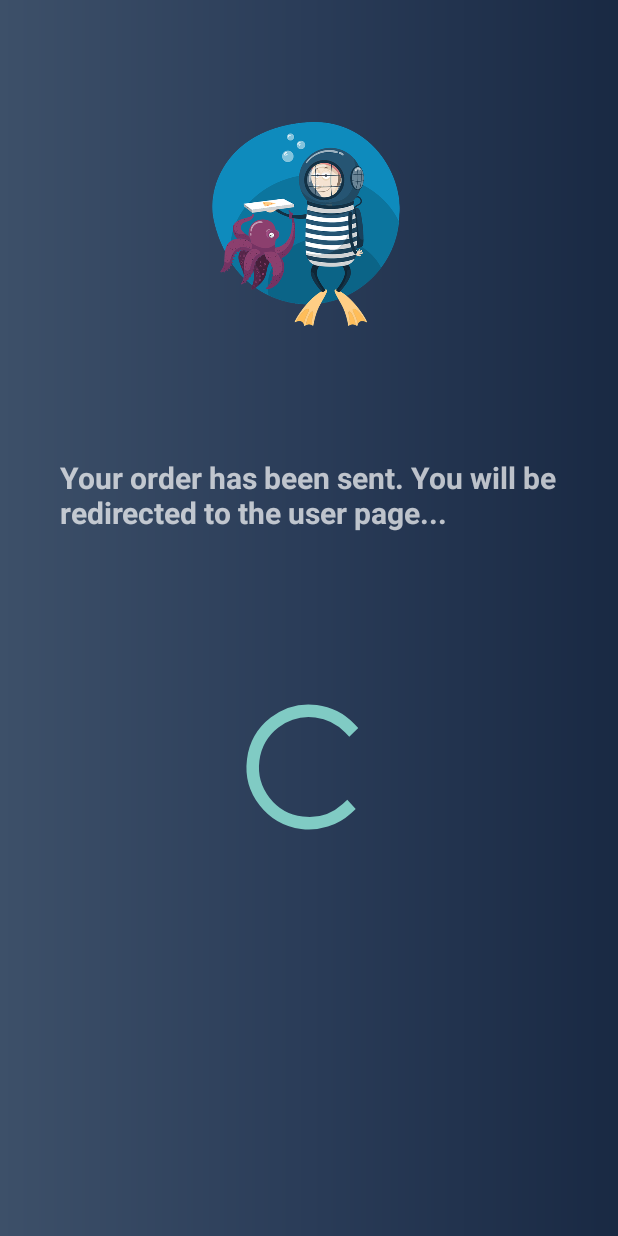
After one commit to Oana-Ivan/Android-app-Fast-and-Feast, an Android app: the ConfirmOrder screen opened directly, with no data from a screen before it, on a phone screen of 412 x 824 dp. The commit adds this screen. Run offline under Robolectric (Android 15) with nearby library versions, the phone set to English and light mode, and no system bars.

Commit message:
Added Confirm Order Activity

```diff
--- a/app/src/main/AndroidManifest.xml
+++ b/app/src/main/AndroidManifest.xml
@@ -9,6 +9,7 @@
         android:roundIcon="@mipmap/ic_launcher_round"
         android:supportsRtl="true"
         android:theme="@style/Theme.AppCompat.NoActionBar">
+        <activity android:name=".ConfirmOrder" />
         <activity android:name=".RestaurantAddReview" />
         <activity android:name=".MenusList" />
         <activity android:name=".ShoppingCartActivity" />
--- /dev/null
+++ b/app/src/main/java/com/example/android_app_fast_and_feast/ConfirmOrder.java
@@ -0,0 +1,29 @@
+package com.example.android_app_fast_and_feast;
+
+import androidx.appcompat.app.AppCompatActivity;
+
+import android.content.Intent;
+import android.os.Bundle;
+
+import java.util.Timer;
+import java.util.TimerTask;
+
+public class ConfirmOrder extends AppCompatActivity {
+    private int timeout = 4000;
+
+    @Override
+    protected void onCreate(Bundle savedInstanceState) {
+        super.onCreate(savedInstanceState);
+        setContentView(R.layout.activity_confirm_order);
+        Timer timer = new Timer();
+        timer.schedule(new TimerTask() {
+
+            @Override
+            public void run() {
+                finish();
+                Intent intent = new Intent(ConfirmOrder.this, UserPageActivity.class);
+                startActivity(intent);
+            }
+        }, timeout);
+    }
+}
--- /dev/null
+++ b/app/src/main/res/layout/activity_confirm_order.xml
@@ -0,0 +1,56 @@
+<?xml version="1.0" encoding="utf-8"?>
+<androidx.constraintlayout.widget.ConstraintLayout xmlns:android="http://schemas.android.com/apk/res/android"
+    xmlns:app="http://schemas.android.com/apk/res-auto"
+    xmlns:tools="http://schemas.android.com/tools"
+    android:layout_width="match_parent"
+    android:layout_height="match_parent"
+    android:background="@drawable/gradient"
+    tools:context=".ConfirmOrder">
+
+    <ImageView
+        android:id="@+id/main_logo_image"
+        android:layout_width="150dp"
+        android:layout_height="150dp"
+        android:contentDescription="@string/delivery_logo"
+        android:src="@drawable/delivery_logo"
+        app:layout_constraintBottom_toBottomOf="parent"
+        app:layout_constraintEnd_toEndOf="parent"
+        app:layout_constraintHorizontal_bias="0.497"
+        app:layout_constraintStart_toStartOf="@+id/textView7"
+        app:layout_constraintTop_toTopOf="parent"
+        app:layout_constraintVertical_bias="0.1" />
+
+    <TextView
+        android:id="@+id/textView7"
+        android:layout_width="wrap_content"
+
+        android:layout_height="wrap_content"
+        android:padding="40dp"
+        android:text="@string/confirm_order_message"
+        android:textSize="20sp"
+        android:textStyle="bold"
+        app:layout_constraintBottom_toBottomOf="parent"
+        app:layout_constraintEnd_toEndOf="parent"
+        app:layout_constraintStart_toStartOf="parent"
+        app:layout_constraintTop_toBottomOf="@+id/main_logo_image"
+        app:layout_constraintVertical_bias="0.1" />
+
+    <RelativeLayout
+        android:id="@+id/loadingPanel"
+        android:layout_width="wrap_content"
+        android:layout_height="wrap_content"
+        android:gravity="center"
+        app:layout_constraintBottom_toBottomOf="parent"
+        app:layout_constraintEnd_toEndOf="parent"
+        app:layout_constraintStart_toStartOf="parent"
+        app:layout_constraintTop_toBottomOf="@+id/textView7"
+        app:layout_constraintVertical_bias="0.2">
+
+        <ProgressBar
+            android:layout_width="100dp"
+            android:layout_height="100dp"
+            android:indeterminate="true" />
+    </RelativeLayout>
+
+
+</androidx.constraintlayout.widget.ConstraintLayout>
--- a/app/src/main/res/values/strings.xml
+++ b/app/src/main/res/values/strings.xml
@@ -12,7 +12,7 @@
     <string name="restaurant_name">Restaurant name</string>
     <string name="menu_add">Add</string>
     <string name="write_review">Write review</string>
-    <string name="restaurant_name">Restaurant name</string>
+    <string name="confirm_order_message">Your order has been sent. You will be redirected to the user page...</string>
     <string-array name="products">
         <item>Saorma</item>
         <item>Burger</item>
```
